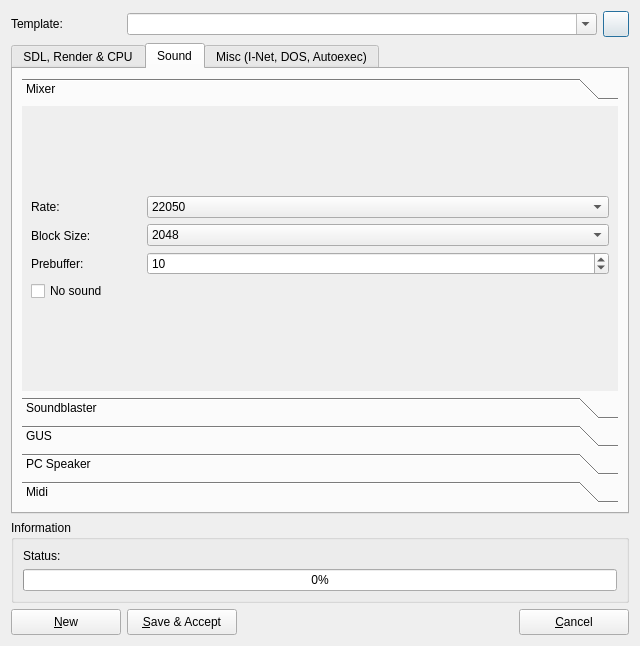
Old version of the form dboxfe-gdb/ui/dboxfegdb_template.ui in the repository LasDesu/DBoxFE.
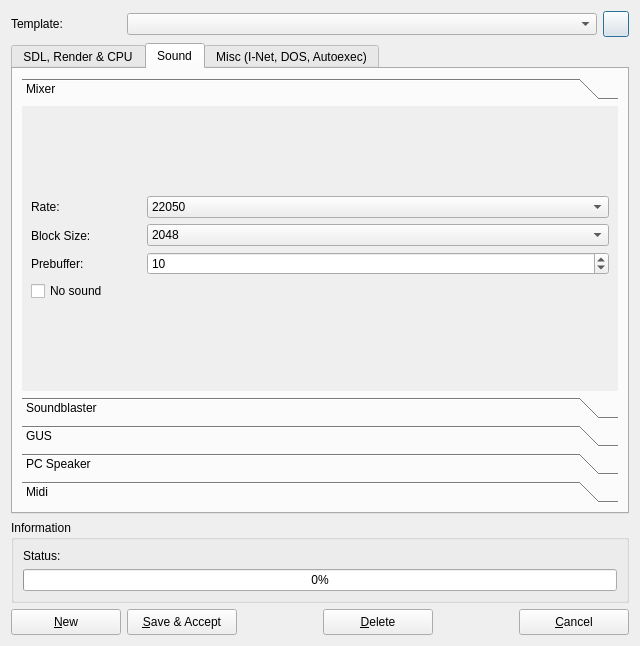
New version of the form. The open tabs and pages were chosen to show the change. Icons and pictures are not drawn.

```diff
--- a/dboxfe-gdb/ui/dboxfegdb_template.ui
+++ b/dboxfe-gdb/ui/dboxfegdb_template.ui
@@ -56,11 +56,7 @@
       </widget>
      </item>
      <item>
-      <widget class="QComboBox" name="comboBox" >
-       <property name="editable" >
-        <bool>true</bool>
-       </property>
-      </widget>
+      <widget class="QComboBox" name="comboBoxTemplate" />
      </item>
      <item>
       <widget class="QPushButton" name="pushButton" >
@@ -90,7 +86,7 @@
      </property>
      <property name="sizeHint" >
       <size>
-       <width>596</width>
+       <width>622</width>
        <height>16</height>
       </size>
      </property>
@@ -4780,8 +4776,43 @@
        </property>
        <property name="sizeHint" >
         <size>
-         <width>151</width>
-         <height>20</height>
+         <width>71</width>
+         <height>26</height>
+        </size>
+       </property>
+      </spacer>
+     </item>
+     <item>
+      <widget class="QPushButton" name="btnDelete" >
+       <property name="minimumSize" >
+        <size>
+         <width>110</width>
+         <height>26</height>
+        </size>
+       </property>
+       <property name="maximumSize" >
+        <size>
+         <width>110</width>
+         <height>26</height>
+        </size>
+       </property>
+       <property name="text" >
+        <string>&amp;Delete</string>
+       </property>
+       <property name="icon" >
+        <iconset resource="../res/dboxfe-gdb.qrc" >:/images/trash.png</iconset>
+       </property>
+      </widget>
+     </item>
+     <item>
+      <spacer>
+       <property name="orientation" >
+        <enum>Qt::Horizontal</enum>
+       </property>
+       <property name="sizeHint" >
+        <size>
+         <width>71</width>
+         <height>26</height>
         </size>
        </property>
       </spacer>
```
Left out of the diff: 8 changed lines with no effect on the pictures.
